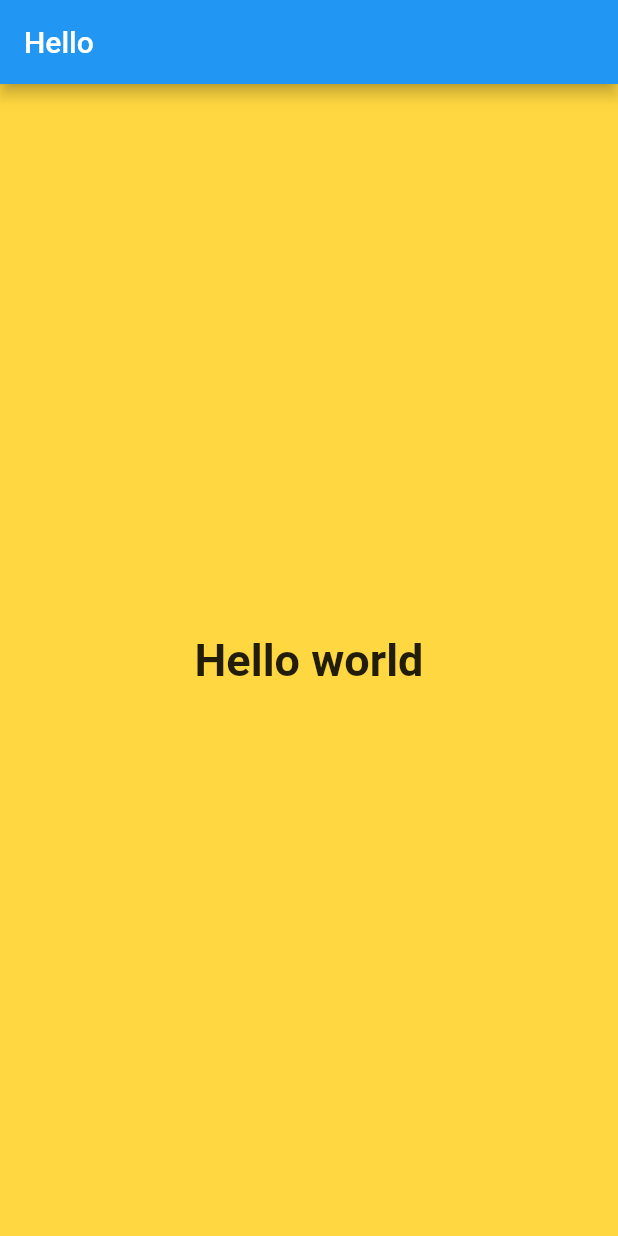
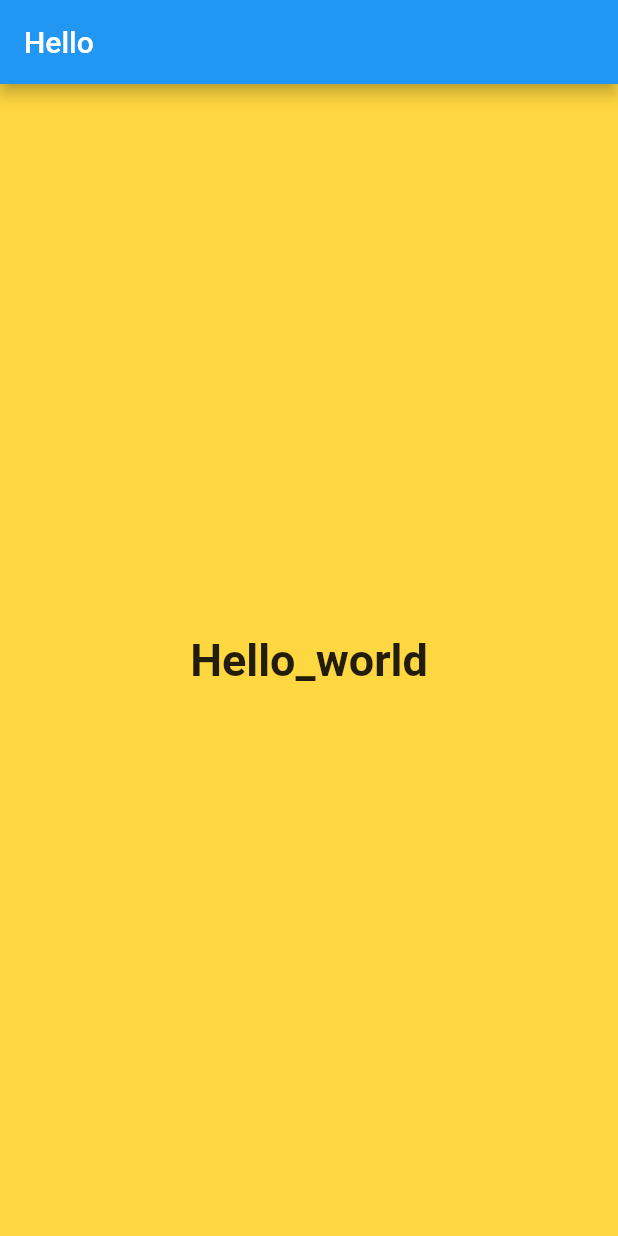
Before and after one commit to umairliaqat33/hello_world, a Flutter app: the screen it shows after launch, on a phone screen of 412 x 824 dp. Run offline on Flutter 3.47's test engine with Material 2 defaults, Android fonts, the phone set to English and light mode, and no system bars.

Commit message:
second commit

```diff
--- a/lib/main.dart
+++ b/lib/main.dart
@@ -18,7 +18,7 @@ class MyApp extends StatelessWidget {
           color: Colors.amberAccent,
           child: Center(
             child: Text(
-              "Hello world",
+              "Hello_world",
               style: TextStyle(fontSize: 30, fontWeight: FontWeight.bold),
             ),
           ),
```
